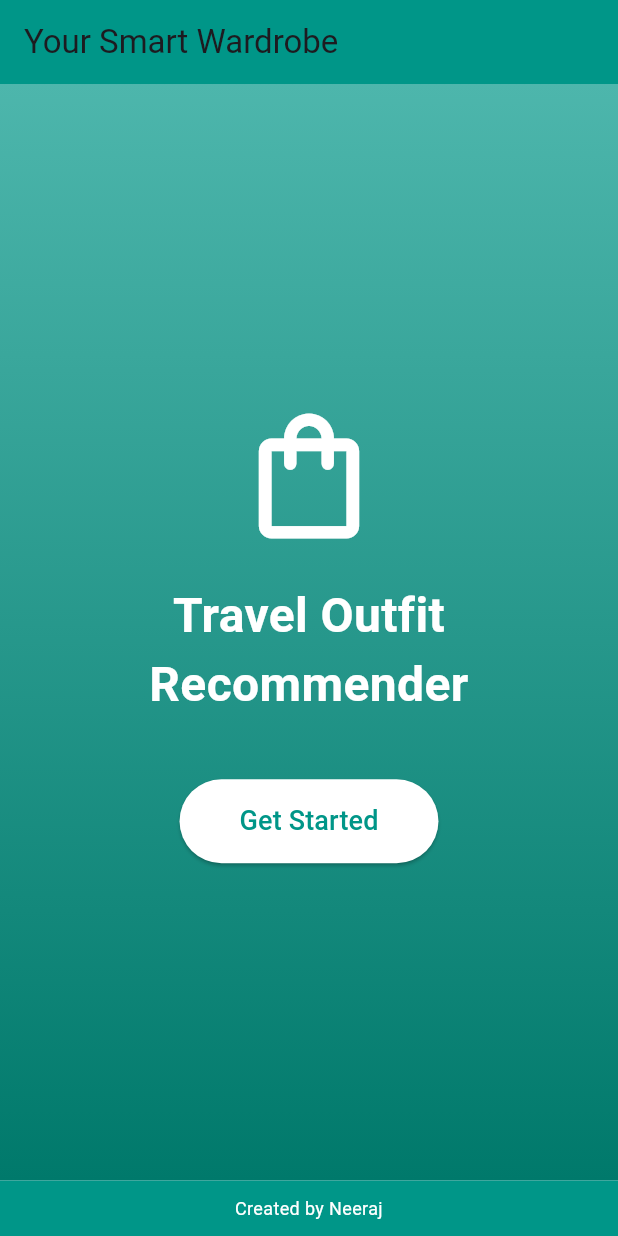
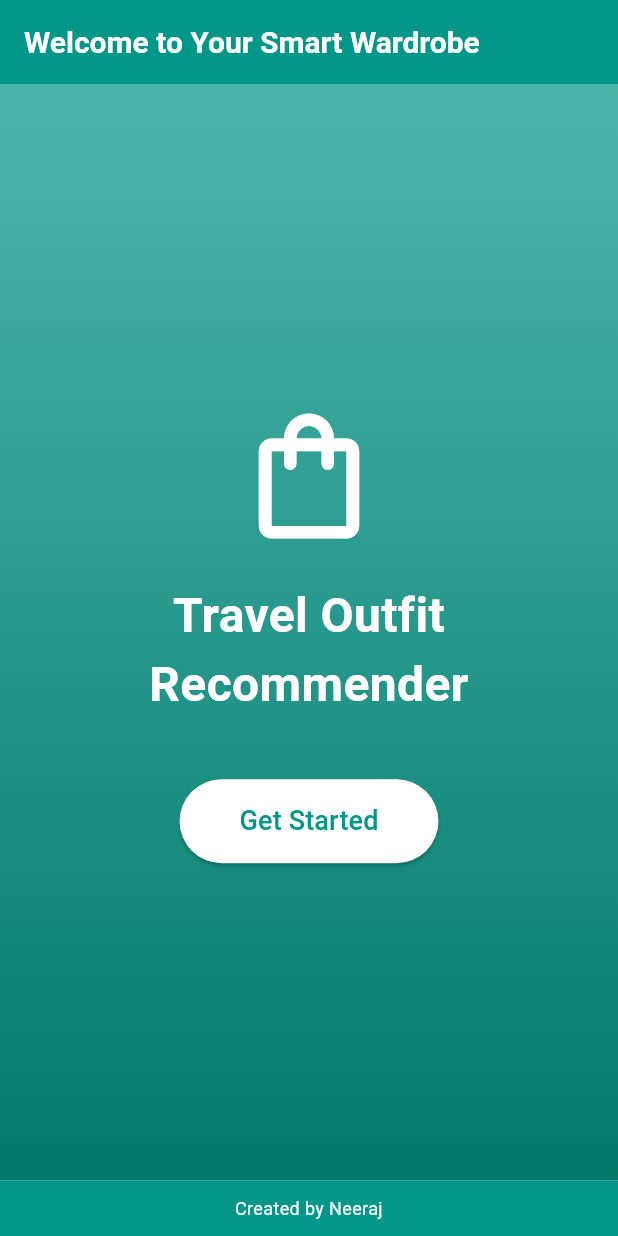
Before and after one commit to Mr-fire-09/travel_outfit_recommender, a Flutter app: the screen it shows after launch, on a phone screen of 412 x 824 dp. Run offline on Flutter 3.47's test engine with Material 3 defaults, Android fonts, the phone set to English and light mode, and no system bars; drawn by our look-alikes of animated_text_kit.

Commit message:
add some new features to the travel outfit recommender app

```diff
--- a/travel_outfit_recommender/lib/main.dart
+++ b/travel_outfit_recommender/lib/main.dart
@@ -1,6 +1,7 @@
 import 'package:flutter/material.dart';
 import 'package:travel_outfit_recommender/screen/welcome_screen.dart';
 import 'screens/welcome_screen.dart';
+import 'package:animated_text_kit/animated_text_kit.dart';
 
 void main() {
   runApp(const MyApp());
@@ -16,8 +17,22 @@ class MyApp extends StatelessWidget {
       theme: ThemeData(primarySwatch: Colors.teal),
       home: Scaffold(
         appBar: AppBar(
-          title: const Text('Your Smart Wardrobe'),
           backgroundColor: Colors.teal,
+          title: AnimatedTextKit(
+            animatedTexts: [
+              TypewriterAnimatedText(
+                'Welcome to Your Smart Wardrobe',
+                textStyle: const TextStyle(
+                  fontSize: 20.0,
+                  fontWeight: FontWeight.bold,
+                  color: Colors.white,
+                ),
+                speed: const Duration(milliseconds: 100),
+              ),
+            ],
+            totalRepeatCount: 1,
+            displayFullTextOnTap: true,
+          ),
         ),
         body: const WelcomeScreen(),
         bottomNavigationBar: Container(
--- a/travel_outfit_recommender/pubspec.yaml
+++ b/travel_outfit_recommender/pubspec.yaml
@@ -34,7 +34,7 @@ dependencies:
   # The following adds the Cupertino Icons font to your application.
   # Use with the CupertinoIcons class for iOS style icons.
   cupertino_icons: ^1.0.8
-  animated_text_kit: ^4.2.3
+  animated_text_kit: ^4.2.2
   google_fonts: ^5.1.0
 
 dev_dependencies:
```
